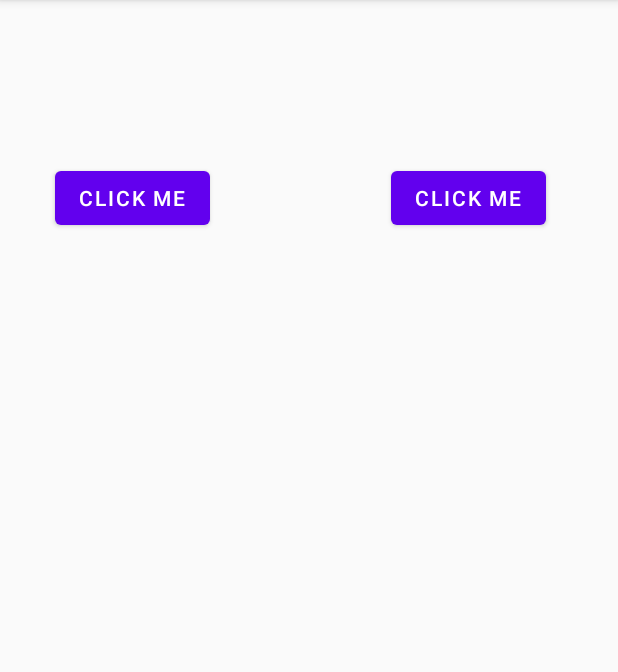
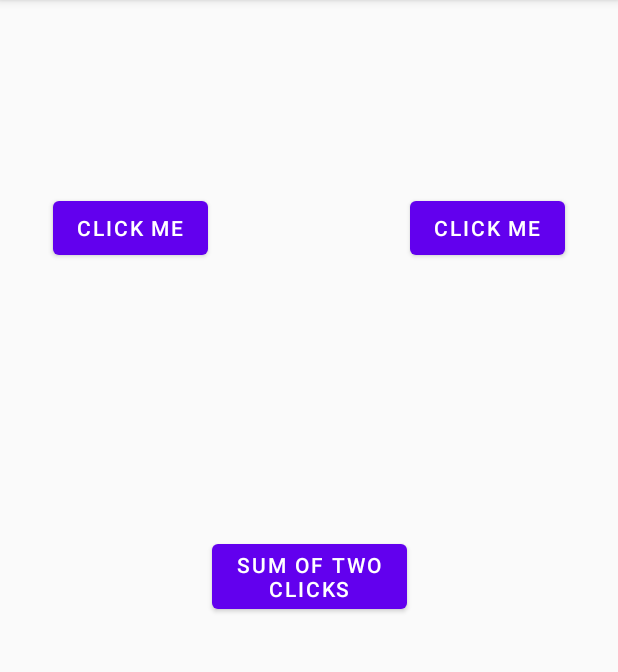
Before and after one commit to santooleg/AN02ONL_PlannerApp, an Android app: the MainFragment screen opened through its navigation route, on a phone screen of 412 x 824 dp, the part 84-756 px from its top. Run offline under Robolectric (Android 15) with nearby library versions, the phone set to English and light mode, and no system bars; libraries missing offline, so code that uses them is left out: by.kirich1409.viewbindingdelegate; 6 statements that could not run were skipped.

Commit message:
Finish homework

```diff
--- a/app/src/main/java/io/techmeskills/an02onl_plannerapp/screen/main/MainFragment.kt
+++ b/app/src/main/java/io/techmeskills/an02onl_plannerapp/screen/main/MainFragment.kt
@@ -1,12 +1,15 @@
 package io.techmeskills.an02onl_plannerapp.screen.main
 
+import android.os.Build
 import android.os.Bundle
 import android.view.View
+import androidx.annotation.RequiresApi
 import by.kirich1409.viewbindingdelegate.viewBinding
 import io.techmeskills.an02onl_plannerapp.R
 import io.techmeskills.an02onl_plannerapp.databinding.FragmentMainBinding
 import io.techmeskills.an02onl_plannerapp.support.NavigationFragment
 import org.koin.androidx.viewmodel.ext.android.viewModel
+import java.lang.Integer.sum
 
 class MainFragment : NavigationFragment<FragmentMainBinding>(R.layout.fragment_main) {
 
@@ -25,6 +28,12 @@ class MainFragment : NavigationFragment<FragmentMainBinding>(R.layout.fragment_m
             viewBinding.tvCount2.text = field.toString()
         }
 
+    var count3: Int = 0
+        set(value) {
+            field = value
+            viewBinding.tvCount3.text = field.toString()
+        }
+
     override fun onInsetsReceived(top: Int, bottom: Int, hasKeyboard: Boolean) {
 
     }
@@ -34,7 +43,12 @@ class MainFragment : NavigationFragment<FragmentMainBinding>(R.layout.fragment_m
         viewBinding.btnClicker.setOnClickListener {
             count++
         }
-        viewBinding.btnClicker2.setOnClickListener { count2++ }
+        viewBinding.btnClicker2.setOnClickListener {
+            count2++
+        }
+        viewBinding.btnClicker3.setOnClickListener {
+            count3 = count + count2
+        }
     }
 
 }
--- a/app/src/main/res/layout/fragment_main.xml
+++ b/app/src/main/res/layout/fragment_main.xml
@@ -1,21 +1,24 @@
 <?xml version="1.0" encoding="utf-8"?>
 <androidx.constraintlayout.widget.ConstraintLayout xmlns:android="http://schemas.android.com/apk/res/android"
-    xmlns:app="http://schemas.android.com/apk/res-auto"
-    android:layout_width="match_parent"
-    android:layout_height="match_parent"
-    android:background="#fafafa">
+	xmlns:app="http://schemas.android.com/apk/res-auto"
+	xmlns:tools="http://schemas.android.com/tools"
+	android:layout_width="match_parent"
+	android:layout_height="match_parent"
+	android:background="#fafafa">
 
 	<Button
 		android:id="@+id/btnClicker"
 		android:layout_width="wrap_content"
 		android:layout_height="wrap_content"
+		android:layout_marginLeft="20dp"
+		android:layout_marginTop="24dp"
 		android:text="@string/click_me"
 		app:layout_constraintBottom_toBottomOf="parent"
 		app:layout_constraintEnd_toStartOf="@+id/btnClicker2"
-		app:layout_constraintHorizontal_bias="0.235"
+		app:layout_constraintHorizontal_bias="0.101"
 		app:layout_constraintStart_toStartOf="parent"
 		app:layout_constraintTop_toTopOf="parent"
-		app:layout_constraintVertical_bias="0.150" />
+		app:layout_constraintVertical_bias="0.149" />
 
 	<TextView
 		android:id="@+id/tvCount"
@@ -31,13 +34,15 @@
 		android:id="@+id/btnClicker2"
 		android:layout_width="wrap_content"
 		android:layout_height="wrap_content"
+		android:layout_marginTop="24dp"
+		android:layout_marginRight="20dp"
 		android:text="@string/click_me"
 		app:layout_constraintBottom_toBottomOf="parent"
 		app:layout_constraintEnd_toEndOf="parent"
-		app:layout_constraintHorizontal_bias="0.845"
+		app:layout_constraintHorizontal_bias="0.948"
 		app:layout_constraintStart_toStartOf="parent"
 		app:layout_constraintTop_toTopOf="parent"
-		app:layout_constraintVertical_bias="0.150" />
+		app:layout_constraintVertical_bias="0.149" />
 
 	<TextView
 		android:id="@+id/tvCount2"
@@ -49,5 +54,25 @@
 		app:layout_constraintStart_toStartOf="parent"
 		app:layout_constraintTop_toBottomOf="@+id/btnClicker2" />
 
+	<Button
+		android:id="@+id/btnClicker3"
+		android:layout_width="130dp"
+		android:layout_height="wrap_content"
+		android:text="@string/click_me_2"
+		app:layout_constraintBottom_toBottomOf="parent"
+		app:layout_constraintEnd_toEndOf="parent"
+		app:layout_constraintStart_toStartOf="parent"
+		app:layout_constraintTop_toTopOf="parent" />
+
+	<TextView
+		android:id="@+id/tvCount3"
+		android:layout_width="wrap_content"
+		android:layout_height="wrap_content"
+		android:layout_marginTop="30dp"
+		app:layout_constraintEnd_toEndOf="parent"
+		app:layout_constraintHorizontal_bias="0.500"
+		app:layout_constraintStart_toStartOf="parent"
+		app:layout_constraintTop_toBottomOf="@+id/btnClicker3" />
+
 
 </androidx.constraintlayout.widget.ConstraintLayout>
--- a/app/src/main/res/values/strings.xml
+++ b/app/src/main/res/values/strings.xml
@@ -2,4 +2,5 @@
     <string name="app_name">AN02ONL_PlannerApp</string>
     <string name="welcome">Welcome</string>
     <string name="click_me">Click Me</string>
+	<string name="click_me_2">Sum of two clicks</string>
 </resources>
```
